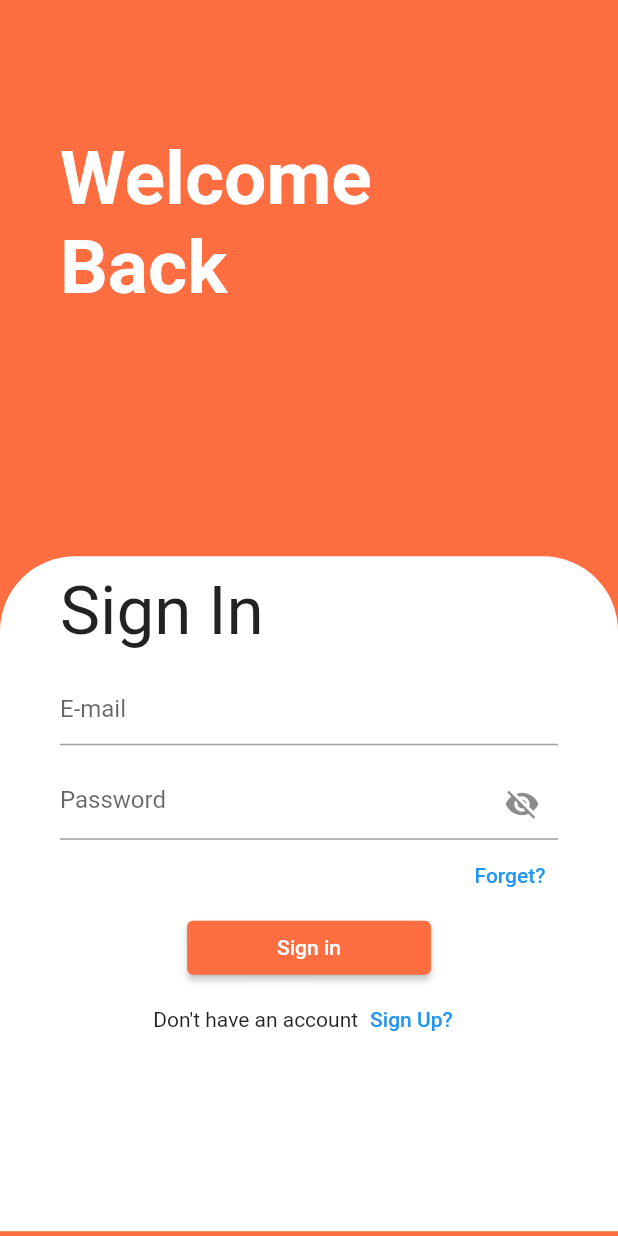
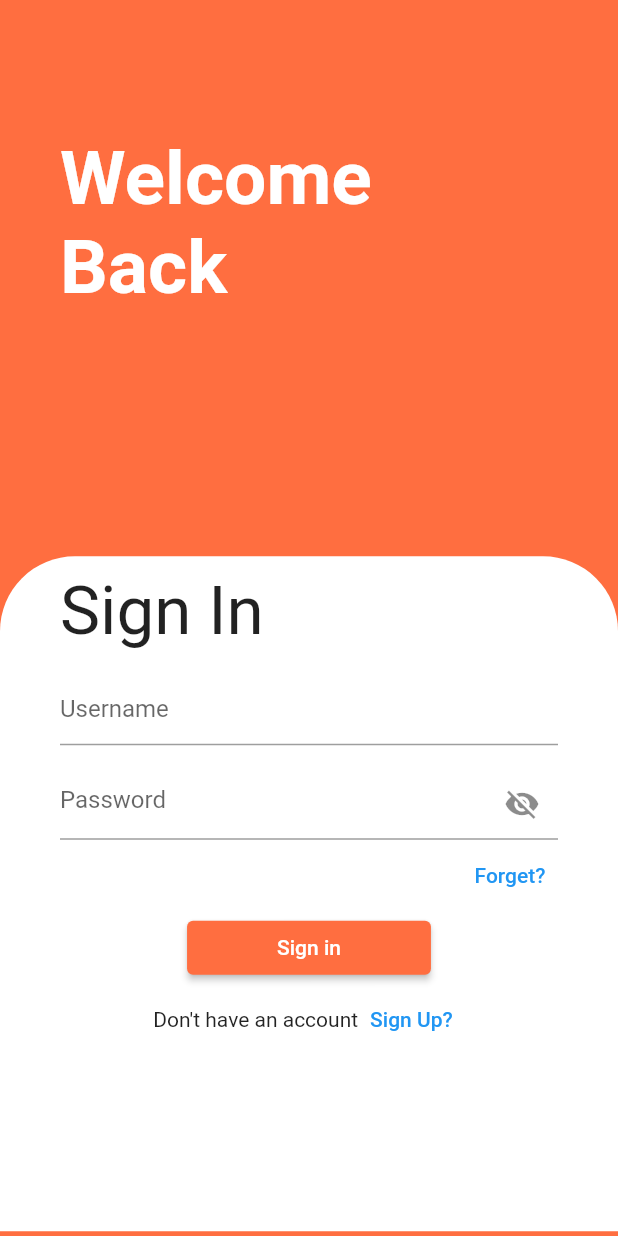
Before and after one commit to JayeshParab970/Login_page, a Flutter app: the screen it shows after launch, on a phone screen of 412 x 824 dp. Run offline on Flutter 3.47's test engine with Material 2 defaults, Android fonts, the phone set to English and light mode, and no system bars.

Commit message:
Login Page and Register Page

```diff
--- a/lib/main.dart
+++ b/lib/main.dart
@@ -44,7 +44,7 @@ class _LoginPageState extends State<LoginPage> {
                     SizedBox(height: 15,),
                     TextField(
                       decoration: InputDecoration(
-                        hintText: "E-mail",
+                        hintText: "Username",
 
                       ),
                     ),
```
